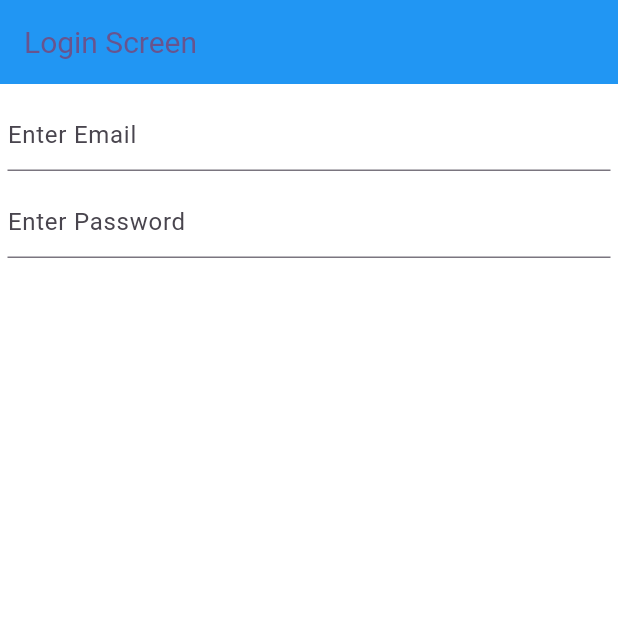
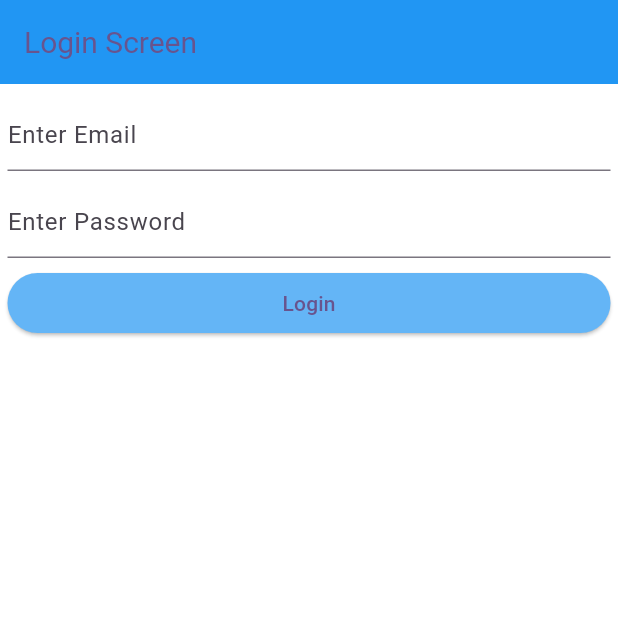
Before and after one commit to PrimeLabsHQ/Atmo-Scan, a Flutter app: the screen it shows after launch, on a phone screen of 412 x 824 dp, the top half of it. Run offline on Flutter 3.47's test engine with Material 3 defaults, Android fonts, the phone set to English and light mode, and no system bars.

Commit message:
tweak:add login button

```diff
--- a/lib/screens/auth/login_screen.dart
+++ b/lib/screens/auth/login_screen.dart
@@ -1,4 +1,5 @@
 import 'package:flutter/material.dart';
+import 'package:flutter_dio/screens/components/common_button.dart';
 
 class LoginScreen extends StatefulWidget {
   const LoginScreen({super.key});
@@ -20,20 +21,25 @@ class _LoginScreenState extends State<LoginScreen> {
         ),
       ),
       body: Padding(
-        padding: const EdgeInsets.only(top: 10,left: 5,right: 5),
-        child: Column(children: [
+        padding: const EdgeInsets.only(top: 10, left: 5, right: 5),
+        child: Column(
+          children: [
             TextFormField(
               controller: emailcontroller,
-                  decoration: InputDecoration(
-                    hintText: "Enter Email"
+              decoration: InputDecoration(hintText: "Enter Email"),
             ),
-                 ),
-                 SizedBox(height: 10,),
+            SizedBox(height: 10),
             TextFormField(
               controller: passwordcontroller,
-                  decoration: InputDecoration(
-                    hintText: "Enter Password"
+              decoration: InputDecoration(hintText: "Enter Password"),
             ),
+            SizedBox(height: 10),
+            CommonButton(
+              onpressed: () {
+                print(emailcontroller.text);
+                print(passwordcontroller.text);
+              },
+              child: Text("Login"),
             ),
           ],
         ),
--- /dev/null
+++ b/lib/screens/components/common_button.dart
@@ -0,0 +1,21 @@
+import 'package:flutter/material.dart';
+
+class CommonButton extends StatelessWidget {
+  final VoidCallback onpressed;
+  final Widget child;
+  const CommonButton({super.key, required this.onpressed, required this.child});
+
+  @override
+  Widget build(BuildContext context) {
+    return SizedBox(
+      height: 40,
+      width: double.infinity,
+      child: ElevatedButton(
+        style: ElevatedButton.styleFrom(backgroundColor: Colors.blue.shade300),
+
+        onPressed: onpressed,
+        child: child
+      ),
+    );
+  }
+}
```
Lines whose indentation alone changed are shown as unchanged.
